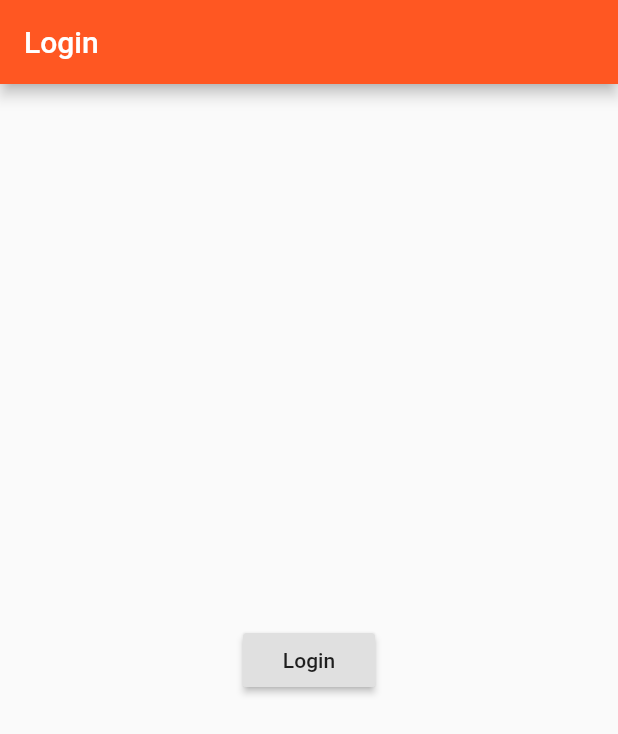
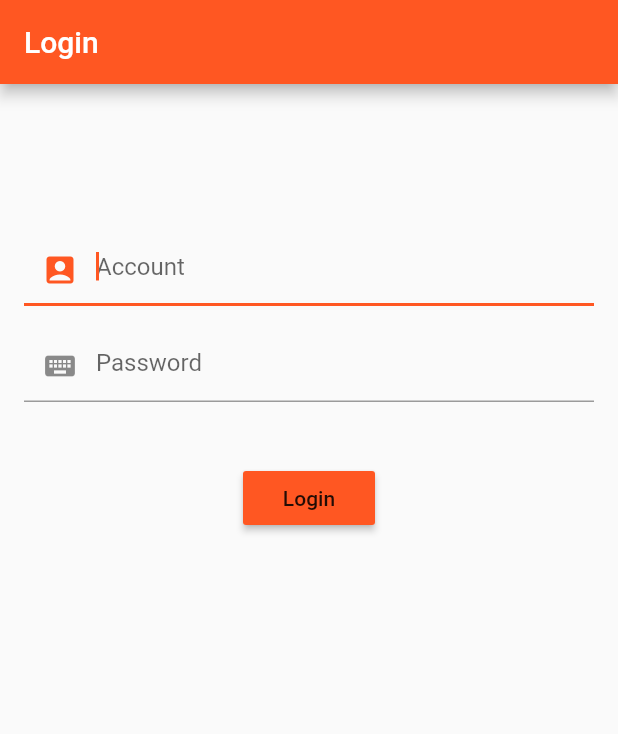
Before and after one commit to MemoryReload/FlutterTutorial, a Flutter app: the screen it shows after launch, on a phone screen of 412 x 824 dp. Shown: the top 734 px of the screen. Run offline on Flutter 3.47's test engine with Material 2 defaults, Android fonts, the phone set to English and light mode, and no system bars.

Commit message:
add more fucking stuff

```diff
--- a/com_test_flutter_app/lib/main.dart
+++ b/com_test_flutter_app/lib/main.dart
@@ -1,5 +1,5 @@
 import 'package:flutter/material.dart';
-// import 'package:flutter/rendering.dart';
+import 'package:flutter/rendering.dart';
 
 import './pages/auth.dart';
 import './pages/products.dart';
@@ -7,7 +7,7 @@ import './pages/products_admin.dart';
 import './pages/product.dart';
 
 void main(List<String> args) {
-  // debugPaintSizeEnabled = true;
+  debugPaintSizeEnabled = true;
   // debugPaintBaselinesEnabled = true;
   // debugPaintPointersEnabled = true;
   runApp(MyApp());
--- a/com_test_flutter_app/lib/pages/auth.dart
+++ b/com_test_flutter_app/lib/pages/auth.dart
@@ -1,17 +1,57 @@
 import 'package:flutter/material.dart';
 
+class AuthPage extends StatefulWidget {
+  @override
+  State<StatefulWidget> createState() {
+    return _AuthPageState();
+  }
+}
 
-class AuthPage extends StatelessWidget {
+class _AuthPageState extends State<AuthPage> {
+  String account;
+  String password;
+
   @override
   Widget build(BuildContext context) {
     return Scaffold(
       appBar: AppBar(
         title: Text("Login"),
       ),
-      body: Center(
-        child: RaisedButton(
-          child: Text("Login"),
-          onPressed: () => Navigator.pushReplacementNamed(context, "/products"),
+      body: Container(
+        padding: EdgeInsets.fromLTRB(16, 100, 16, 16),
+        child: Column(
+          children: <Widget>[
+            TextField(
+              autofocus: true,
+              decoration: InputDecoration(
+                  hintText: "Account", prefixIcon: Icon(Icons.account_box)),
+              keyboardType: TextInputType.text,
+              onChanged: (String text) {
+                account = text;
+              },
+            ),
+            SizedBox(
+              height: 16,
+            ),
+            TextField(
+              decoration: InputDecoration(
+                  hintText: "Password", prefixIcon: Icon(Icons.keyboard)),
+              keyboardType: TextInputType.text,
+              obscureText: true,
+              onChanged: (String text) {
+                password = text;
+              },
+            ),
+            SizedBox(
+              height: 40,
+            ),
+            RaisedButton(
+              color: Theme.of(context).primaryColor,
+              child: Text("Login"),
+              onPressed: () =>
+                  Navigator.pushReplacementNamed(context, "/products"),
+            ),
+          ],
         ),
       ),
     );
--- a/com_test_flutter_app/lib/pages/products.dart
+++ b/com_test_flutter_app/lib/pages/products.dart
@@ -15,7 +15,7 @@ class ProductsPage extends StatelessWidget {
       drawer: Drawer(
         child: Column(
           children: <Widget>[
-            AppBar(
+             AppBar(
               automaticallyImplyLeading: false,
               title: Text("Choose"),
             ),
```
Also changed, not shown: com_test_flutter_app/lib/pages/products_edit.dart (+25 -12 lines).
